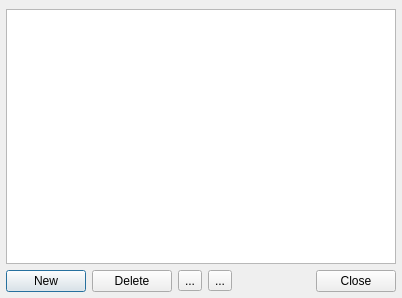
Old version of the form src/ui/forms/playlistbrowser.ui in the repository ksv1986/qmmp-staging.
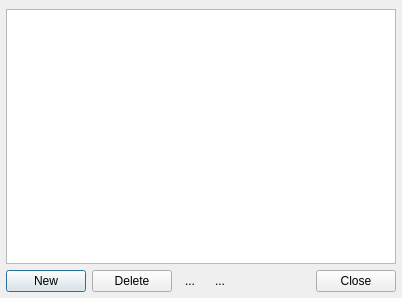
New version of the form.

What changed in the file:
```diff
--- a/src/ui/forms/playlistbrowser.ui
+++ b/src/ui/forms/playlistbrowser.ui
@@ -68,6 +68,9 @@
      <property name="text">
       <string>...</string>
      </property>
+     <property name="autoRaise">
+      <bool>true</bool>
+     </property>
     </widget>
    </item>
    <item row="1" column="3">
@@ -75,6 +78,12 @@
      <property name="text">
       <string>...</string>
      </property>
+     <property name="toolButtonStyle">
+      <enum>Qt::ToolButtonIconOnly</enum>
+     </property>
+     <property name="autoRaise">
+      <bool>true</bool>
+     </property>
     </widget>
    </item>
   </layout>
```
